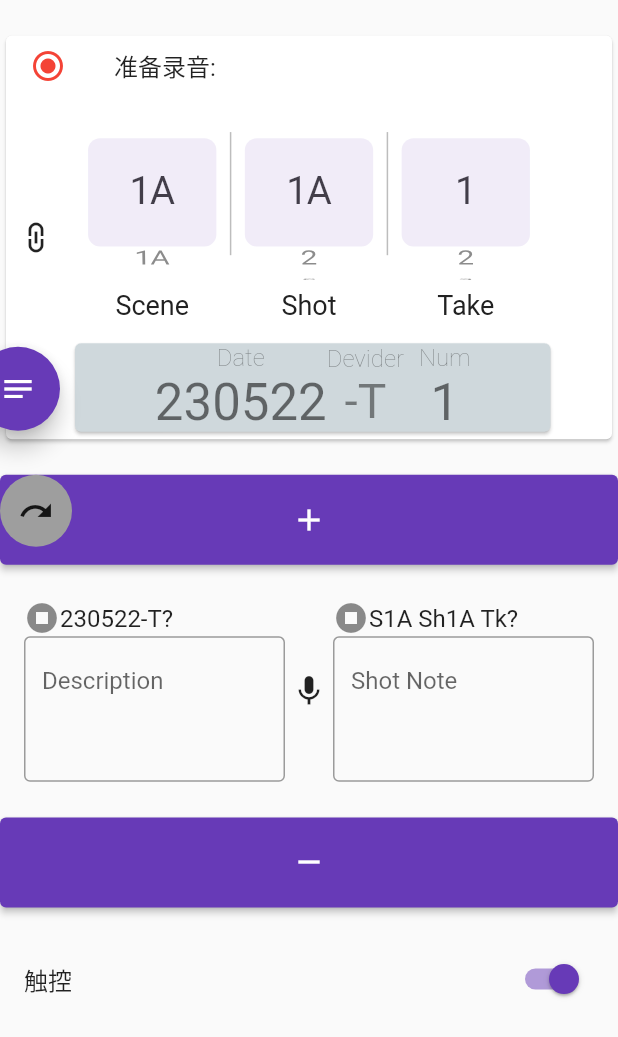
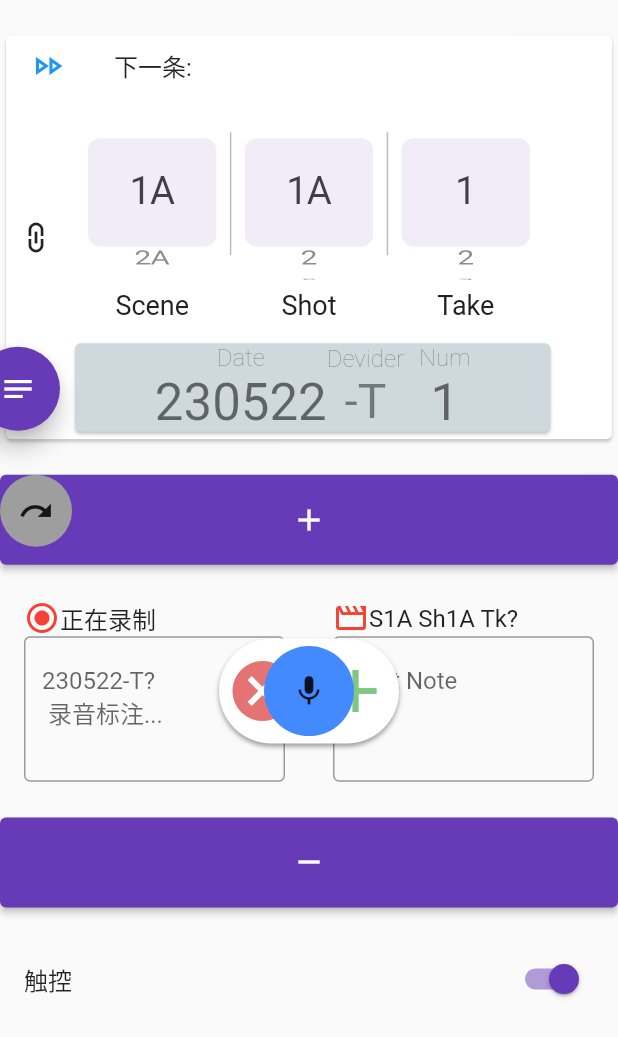
Before and after one commit to drunkenQCat/voislate, a Flutter app: the SlateRecord screen opened directly, on a phone screen of 412 x 824 dp. Shown: the top 1037 px of the screen. Run offline on Flutter 3.47's test engine with Material 2 defaults, Android fonts, the phone set to English and light mode, and no system bars; our stand-ins replace hive_flutter, shared_preferences; missing offline and left inert: flutter_android_volume_keydown, flutter_vibrate, simple_speed_dial; accounts and stored records are empty.

Commit message:
计划页加入了自动添加功能，准备给record页一点小小的JoyStick震撼

```diff
--- a/lib/data/dummy_scenes.dart
+++ b/lib/data/dummy_scenes.dart
@@ -85,6 +85,6 @@ SceneSchedule sceneSchedule = SceneSchedule(
   sceneInfo1A,
 );
 SceneSchedule scene2ASchedule = SceneSchedule(
-  [twoAshotInfo1A, shotInfo2B, shotInfo3C],
-  sceneInfo1A,
+  [twoAshotInfo1A, twoAshotInfo2B, twoAshotInfo3C],
+  sceneInfo2A,
 );
--- a/lib/pages/main_page.dart
+++ b/lib/pages/main_page.dart
@@ -36,7 +36,7 @@ class _MyHomePageState extends State<MyHomePage>
   @override
   void initState() {
     super.initState();
-    _tabController = TabController(vsync: this, length: 3, initialIndex: 1);
+    _tabController = TabController(vsync: this, length: 3, initialIndex: 0);
   }
 
   @override
@@ -56,7 +56,6 @@ class _MyHomePageState extends State<MyHomePage>
           ),
         ],
       ),
-
       bottomNavigationBar: BottomNavigationBar(
         currentIndex: _tabController.index,
         onTap: (index) {
@@ -81,7 +80,7 @@ class _MyHomePageState extends State<MyHomePage>
       ),
       body: TabBarView(
         controller: _tabController,
-        // physics: const NeverScrollableScrollPhysics(),
+        physics: const NeverScrollableScrollPhysics(),
         children: [
           SceneSchedulePage(),
           const SlateRecord(),
--- a/lib/pages/record_page.dart
+++ b/lib/pages/record_page.dart
@@ -14,7 +14,7 @@ import '../models/slate_num_notifier.dart';
 import '../models/value_scroll_control.dart';
 import '../widgets/quick_view_log_dialog.dart';
 import '../widgets/file_counter.dart';
-// import '../widgets/mono_direction_joystick.dart';
+import '../widgets/dual_direction_joystick.dart';
 import '../models/recorder_file_num.dart';
 import '../models/slate_status_notifier.dart';
 
@@ -108,9 +108,9 @@ class _SlateRecordState extends State<SlateRecord> with WidgetsBindingObserver {
         note = note.isEmpty ? 'note ${num.number - 1}' : note;
         note = isFake ? 'fake $note' : note;
         notes.last = MapEntry(
-                previousFileNum, // File Name
-                note, //Note
-              );
+          previousFileNum, // File Name
+          note, //Note
+        );
         notes.add(MapEntry(num.fullName(), inputNotice));
       }
       previousFileNum = currentFileNum;
@@ -118,8 +118,8 @@ class _SlateRecordState extends State<SlateRecord> with WidgetsBindingObserver {
       note = '';
       if (_canVibrate) {
         isFake
-          ?Vibrate.feedback(FeedbackType.error)
-          :Vibrate.feedback(FeedbackType.heavy);
+            ? Vibrate.feedback(FeedbackType.error)
+            : Vibrate.feedback(FeedbackType.heavy);
       }
     });
   }
@@ -256,10 +256,10 @@ class _SlateRecordState extends State<SlateRecord> with WidgetsBindingObserver {
               const ListTile(
                 visualDensity: VisualDensity(vertical: -4),
                 leading: Icon(
-                  Icons.radio_button_checked_outlined,
-                  color: Colors.red,
+                  Icons.fast_forward_outlined,
+                  color: Colors.blue,
                 ),
-                title: Text('准备录音:'),
+                title: Text('下一条:'),
                 // trailing: IconButton(
                 //   icon: const Icon(Icons.list),
                 //   onPressed: () {
@@ -313,11 +313,13 @@ class _SlateRecordState extends State<SlateRecord> with WidgetsBindingObserver {
       child: ListTileTheme(
         minLeadingWidth: 5,
         child: ListTile(
-          title: Row(
+          title: const Row(
             children: [
-              const Icon(Icons.stop_circle),
-              Text(
-                  '${num.prefix}${num.devider}${num.number < 2 ? '?' : (num.number - 1).toString()}'),
+              Icon(
+                Icons.radio_button_checked,
+                color: Colors.red,
+              ),
+              Text('正在录制'),
             ],
           ),
           subtitle: SizedBox(
@@ -329,10 +331,11 @@ class _SlateRecordState extends State<SlateRecord> with WidgetsBindingObserver {
               onChanged: (text) {
                 note = text;
               },
-              decoration: const InputDecoration(
+              decoration: InputDecoration(
                 // contentPadding: EdgeInsets.symmetric(vertical: 20),
                 border: OutlineInputBorder(),
-                hintText: 'Description',
+                hintText:
+                    '${num.prefix}${num.devider}${num.number < 2 ? '?' : (num.number - 1).toString()}\n 录音标注...',
               ),
             ),
           ),
@@ -346,7 +349,10 @@ class _SlateRecordState extends State<SlateRecord> with WidgetsBindingObserver {
         child: ListTile(
           title: Row(
             children: [
-              const Icon(Icons.stop_circle),
+              const Icon(
+                Icons.movie_creation_outlined,
+                color: Colors.red,
+              ),
               Text(
                   'S$currentScn Sh$currentSht Tk${int.parse(currentTk) < 2 ? '?' : (int.parse(currentTk) - 1).toString()}'),
             ],
@@ -367,32 +373,10 @@ class _SlateRecordState extends State<SlateRecord> with WidgetsBindingObserver {
               ),
             ),
           ),
-          // trailing: Container(
-          //   width: 1,
-          //   height: 10,
-          //   padding: const EdgeInsets.symmetric(vertical: 16),
-          //   alignment: Alignment.center,
-          //   child: IconButton(
-          //     icon: const Icon(Icons.mic),
-          //     onPressed: () {
-          //       ScaffoldMessenger.of(context).showSnackBar(
-          //         const SnackBar(
-          //           content: Text('正在保存描述'),
-          //           duration: Duration(seconds: 1),
-          //         ),
-          //       );
-          //     },
-          //           ),
-          // ),
         ),
       ),
     );
-    // This method is rerun every time setState is called, for instance as done
-    // by the _incrementCounter method above.
-    //
-    // The Flutter framework has been optimized to make rerunning build methods
-    // fast, so that you can just rebuild anything that needs updating rather
-    // than having to individually change instances of widgets.
+
     return MultiProvider(
         providers: [
           ChangeNotifierProvider.value(value: col1),
@@ -462,17 +446,53 @@ class _SlateRecordState extends State<SlateRecord> with WidgetsBindingObserver {
                                 ],
                               ),
                             ),
-                            IconButton(
-                              icon: const Icon(Icons.mic),
-                              onPressed: () {
+                            DualDirectionJoystick(
+                              width: 120,
+                              sliderButtonContent: const Icon(Icons.mic),
+                              onTapDown: () {
                                 ScaffoldMessenger.of(context).showSnackBar(
+                                const SnackBar(
+                                  content: Text('正在录音'),
+                                  duration: Duration(seconds: 1),
+                                  ),
+                                );
+                              },
+                              onTapUp: () {
+                                ScaffoldMessenger.of(context).hideCurrentSnackBar();
+                                ScaffoldMessenger.of(context).showSnackBar(
+                                const SnackBar(
+                                  content: Text('录音取消'),
+                                  duration: Duration(seconds: 1),
+                                  ),
+                                );
+                              },
+                              onCancel: () {
+                                ScaffoldMessenger.of(context).showSnackBar(
+                                const SnackBar(
+                                  content: Text('正在保存录音描述'),
+                                  duration: Duration(seconds: 1),
+                                  ),
+                                );
+                              },
+                              onConfirmation: () {
+                              ScaffoldMessenger.of(context).showSnackBar(
                                   const SnackBar(
-                                    content: Text('正在保存描述'),
+                                    content: Text('正在保存镜头描述'),
                                     duration: Duration(seconds: 1),
                                   ),
                                 );
-                              },
-                            ),
+                            }),
+                            // IconButton(
+                            //   icon: const Icon(Icons.mic),
+                            //   onPressed: () {
+                            //     ScaffoldMessenger.of(context).showSnackBar(
+                            //       const SnackBar(
+                            //         content: Text('正在保存描述'),
+                            //         duration: Duration(seconds: 1),
+                            //       ),
+                            //     );
+                            //   },
+                            // ),
                           ],
                         ),
                         Row(
--- a/lib/pages/slate_log_page.dart
+++ b/lib/pages/slate_log_page.dart
@@ -3,7 +3,10 @@ import 'package:flutter/material.dart';
 import '../models/slate_schedule.dart';
 import '../models/slate_log_item.dart';
 
-// give me a frame of listview page
+/*
+TODO：
+1. 与record页的数据绑定，最好能自动滚动到selected
+*/
 class SlateLog extends StatefulWidget {
   const SlateLog({super.key});
 
@@ -154,14 +157,18 @@ class _SlateLogState extends State<SlateLog> {
         Map<String, List<SlateLogItem>> shtItems = sortedItems[scn]!;
 
         return ExpansionTile(
+          backgroundColor: Colors.grey,
           initiallyExpanded: true,
-          title: Text(scn),
+          title: Center(child: Text(scn)),
+          subtitle: Center(child: Text('场')),
           children: shtItems.keys.map((sht) {
             List<SlateLogItem> items = shtItems[sht]!;
 
             return ExpansionTile(
+              backgroundColor: Colors.grey[200],
               initiallyExpanded: true,
               title: Text(sht),
+              subtitle: Text('镜'),
               children: items.map((item) {
                 return Container(
                   color: _getTkStatusColor(item.okTk),
--- a/lib/widgets/mono_direction_joystick.dart
+++ b/lib/widgets/dual_direction_joystick.dart
@@ -1,7 +1,6 @@
 import 'package:flutter/material.dart';
 
-
-class MonoDirectionJoystick extends StatefulWidget {
+class DualDirectionJoystick extends StatefulWidget {
   /// Height of the slider. Defaults to 70.
   final double height;
 
@@ -25,7 +24,7 @@ class MonoDirectionJoystick extends StatefulWidget {
   /// The color of the icon on the moving element if icon is IconData. Defaults to Colors.white.
   final Color iconColor;
 
-  /// The button widget used on the moving element of the slider. Defaults to Icon(Icons.chevron_right).
+  /// The button widget used on the moving element of the slider. Defaults Icons.unfold_more,
   final Widget sliderButtonContent;
 
   /// The shadow below the slider. Defaults to BoxShadow(color: Colors.black38, offset: Offset(0, 2),blurRadius: 2,spreadRadius: 0,).
@@ -58,7 +57,7 @@ class MonoDirectionJoystick extends StatefulWidget {
   /// Stick the slider to the end
   final bool stickToEnd;
 
-  const MonoDirectionJoystick({
+  const DualDirectionJoystick({
     Key? key,
     this.height = 70,
     this.width = 300,
@@ -81,19 +80,18 @@ class MonoDirectionJoystick extends StatefulWidget {
     this.foregroundShape,
     this.backgroundShape,
     this.stickToEnd = false,
-
-  }) : assert(height >= 25 && width >= 180),
+  })  : assert(height >= 25 && width >= 120),
         slideLength = width - height,
         initValue = (width - height) / 2,
         super(key: key);
 
   @override
   State<StatefulWidget> createState() {
-    return MonoDirectionJoystickState();
+    return DualDirectionJoystickState();
   }
 }
 
-class MonoDirectionJoystickState extends State<MonoDirectionJoystick> {
+class DualDirectionJoystickState extends State<DualDirectionJoystick> {
   late double _position = widget.initValue;
   int _duration = 0;
 
@@ -128,7 +126,7 @@ class MonoDirectionJoystickState extends State<MonoDirectionJoystick> {
   void sliderReleased(details) {
     if (_position > widget.slideLength) {
       widget.onConfirmation();
-    }else if(_position < 0 && widget.onCancel != null ){
+    } else if (_position < 0 && widget.onCancel != null) {
       widget.onCancel!();
     }
     updatePosition(details);
@@ -151,7 +149,8 @@ class MonoDirectionJoystickState extends State<MonoDirectionJoystick> {
       int green = widget.backgroundColorEnd!.green;
       int blue = widget.backgroundColorEnd!.blue;
 
-      return Color.alphaBlend(Color.fromRGBO(red, green, blue, percent), widget.backgroundColor);
+      return Color.alphaBlend(
+          Color.fromRGBO(red, green, blue, percent), widget.backgroundColor);
     } else {
       return widget.backgroundColor;
     }
@@ -188,8 +187,11 @@ class MonoDirectionJoystickState extends State<MonoDirectionJoystick> {
       width: widget.width,
       padding: const EdgeInsets.all(5),
       decoration: BoxDecoration(
-        borderRadius: widget.backgroundShape ?? BorderRadius.all(Radius.circular(widget.height)),
-        color: widget.backgroundColorEnd != null ? this.calculateBackground() : widget.backgroundColor,
+        borderRadius: widget.backgroundShape ??
+            BorderRadius.all(Radius.circular(widget.height)),
+        color: widget.backgroundColorEnd != null
+            ? this.calculateBackground()
+            : widget.backgroundColor,
         boxShadow: <BoxShadow>[shadow],
       ),
       child: Stack(
@@ -202,8 +204,11 @@ class MonoDirectionJoystickState extends State<MonoDirectionJoystick> {
               duration: Duration(milliseconds: _duration),
               curve: Curves.ease,
               decoration: BoxDecoration(
-                borderRadius: widget.backgroundShape ?? BorderRadius.all(Radius.circular(widget.height)),
-                color: widget.backgroundColorEnd != null ? this.calculateBackground() : widget.backgroundColor,
+                borderRadius: widget.backgroundShape ??
+                    BorderRadius.all(Radius.circular(widget.height)),
+                color: widget.backgroundColorEnd != null
+                    ? this.calculateBackground()
+                    : widget.backgroundColor,
               ),
             ),
           ),
@@ -233,7 +238,8 @@ class MonoDirectionJoystickState extends State<MonoDirectionJoystick> {
             left: getPosition(),
             top: 0,
             child: GestureDetector(
-              onTapDown: (_) => widget.onTapDown != null ? widget.onTapDown!() : null,
+              onTapDown: (_) =>
+                  widget.onTapDown != null ? widget.onTapDown!() : null,
               onTapUp: (_) => widget.onTapUp != null ? widget.onTapUp!() : null,
               onPanUpdate: (details) {
                 updatePosition(details);
@@ -246,10 +252,11 @@ class MonoDirectionJoystickState extends State<MonoDirectionJoystick> {
                 height: widget.height - 10,
                 width: widget.height - 10,
                 decoration: BoxDecoration(
-                  borderRadius: widget.foregroundShape ?? BorderRadius.all(Radius.circular(widget.height / 2)),
+                  borderRadius: widget.foregroundShape ??
+                      BorderRadius.all(Radius.circular(widget.height / 2)),
                   color: widget.foregroundColor,
                 ),
-                child: RotatedBox(quarterTurns: 1, child: widget.sliderButtonContent),
+                child: widget.sliderButtonContent,
               ),
             ),
           ),
```
Also changed, not shown: lib/models/slate_schedule.dart (+36 -23 lines), lib/pages/scene_schedule_page.dart (+90 -31 lines), lib/models/slate_schedule.g.dart, 1 other file.
